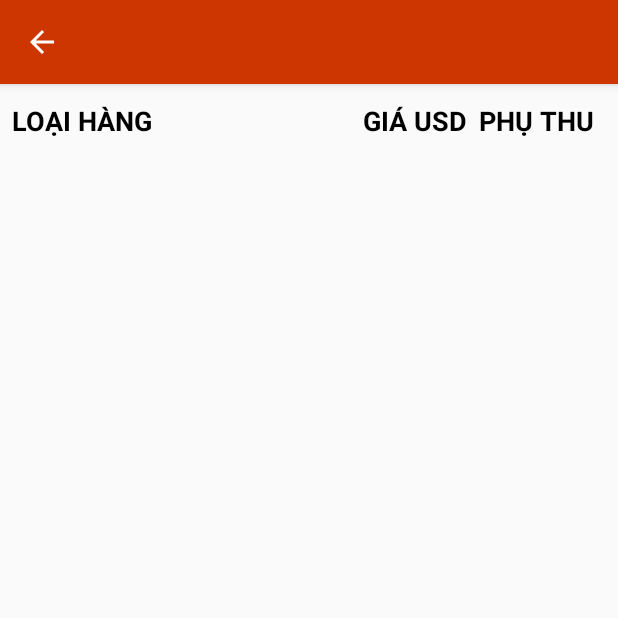
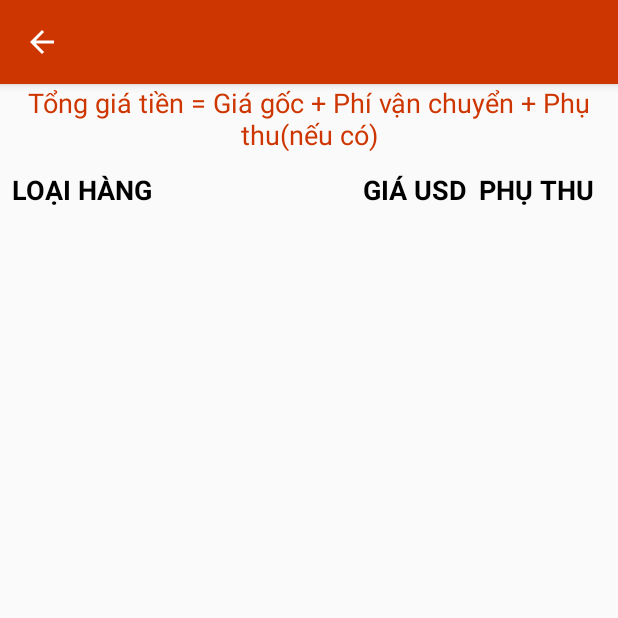
Before and after one commit to BlackCattttttt/project3, an Android app: the PriceListActivity screen opened directly, with no data from a screen before it, on a phone screen of 412 x 824 dp, the top half of it. Run offline under Robolectric (Android 15) with nearby library versions, the phone set to English and light mode, and no system bars; our stand-ins replace Firebase (no records; nobody signed in at launch, a user with empty details on screens opened directly).

Commit message:
update price list

```diff
--- a/UserApp/app/src/main/res/layout/activity_price_list.xml
+++ b/UserApp/app/src/main/res/layout/activity_price_list.xml
@@ -26,6 +26,19 @@
     </com.google.android.material.appbar.AppBarLayout>
 
     <TextView
+        android:id="@+id/textView40"
+        android:layout_width="wrap_content"
+        android:layout_height="wrap_content"
+        android:text="Tổng giá tiền = Giá gốc + Phí vận chuyển + Phụ thu(nếu có)"
+        android:textSize="18sp"
+        android:textAlignment="center"
+        android:textStyle="normal"
+        android:textColor="@color/colorPrimary"
+        app:layout_constraintStart_toStartOf="parent"
+        app:layout_constraintEnd_toEndOf="parent"
+        app:layout_constraintTop_toBottomOf="@id/appBarLayout2">
+    </TextView>
+    <TextView
         android:id="@+id/textView21"
         android:layout_width="wrap_content"
         android:layout_height="wrap_content"
@@ -38,7 +51,7 @@
         android:textStyle="bold"
         android:textAllCaps="true"
         app:layout_constraintStart_toStartOf="parent"
-        app:layout_constraintTop_toBottomOf="@+id/appBarLayout2" />
+        app:layout_constraintTop_toBottomOf="@id/textView40" />
 
     <TextView
         android:id="@+id/textView22"
@@ -53,7 +66,7 @@
         android:textSize="18sp"
         android:textStyle="bold"
         app:layout_constraintEnd_toEndOf="parent"
-        app:layout_constraintTop_toBottomOf="@+id/appBarLayout2" />
+        app:layout_constraintTop_toBottomOf="@id/textView40" />
 
     <TextView
         android:id="@+id/textView23"
@@ -68,15 +81,16 @@
         android:textSize="18sp"
         android:textStyle="bold"
         app:layout_constraintEnd_toEndOf="parent"
-        app:layout_constraintTop_toBottomOf="@+id/appBarLayout2" />
+        app:layout_constraintTop_toBottomOf="@id/textView40" />
 
     <ListView
         android:id="@+id/price_list_view"
         android:layout_width="0dp"
-        android:layout_height="match_parent"
-        android:layout_marginTop="100dp"
+        android:layout_height="0dp"
         app:layout_constraintEnd_toEndOf="parent"
         app:layout_constraintStart_toStartOf="parent"
-        app:layout_constraintTop_toBottomOf="@+id/textView21" />
+        tools:layout_editor_absoluteY="100dp"
+        app:layout_constraintTop_toBottomOf="@id/textView21"
+        app:layout_constraintBottom_toBottomOf="parent"/>
 
 </androidx.constraintlayout.widget.ConstraintLayout>
--- a/UserApp/app/src/main/res/menu/activity_main_drawer.xml
+++ b/UserApp/app/src/main/res/menu/activity_main_drawer.xml
@@ -16,6 +16,10 @@
             android:icon="@mipmap/cart_black"
             android:title="Giỏ hàng của tôi">
         </item>
+        <item android:id="@+id/nav_price_list"
+            android:icon="@mipmap/pricelist_icon"
+            android:title="Bảng giá cước">
+        </item>
         <item android:id="@+id/nav_my_acc"
             android:icon="@mipmap/my_account"
             android:title="Thông tin tài khoản">
```
Also changed, not shown: UserApp/app/src/main/java/com/need/mymall/MainActivity.java (+10 -2 lines).
